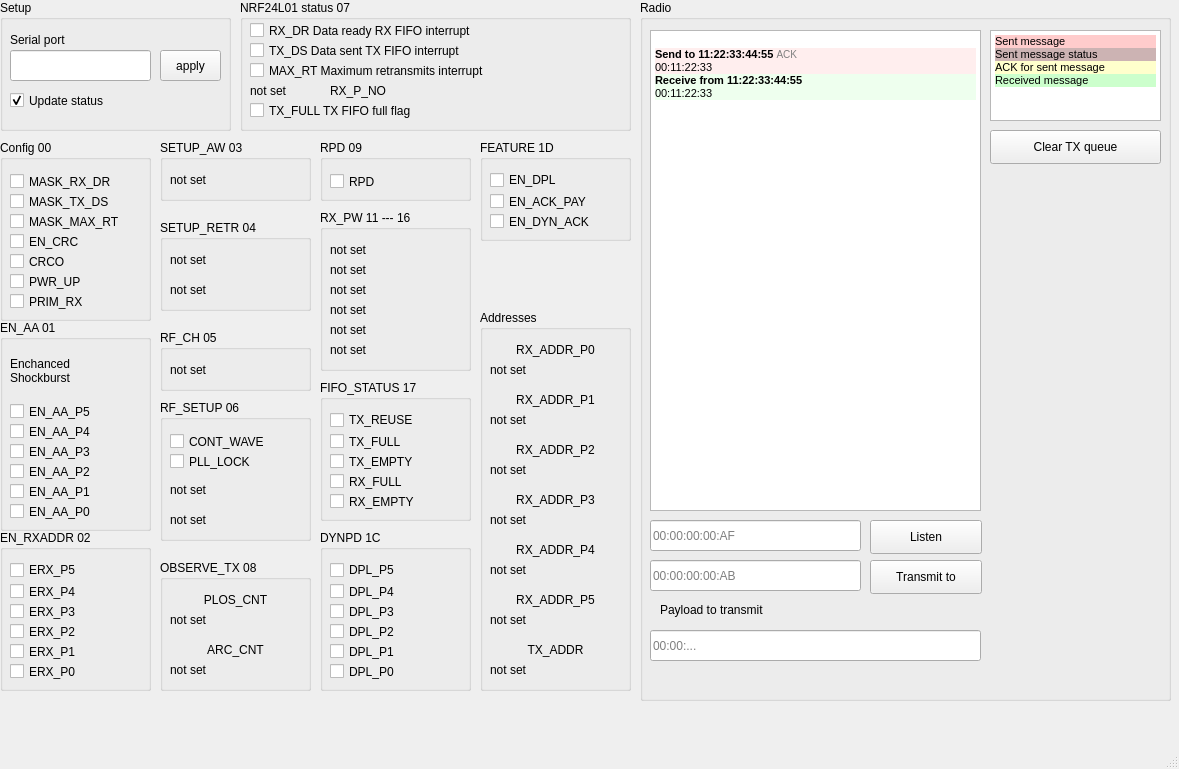
This is sw/serial-debugger/mainwindow.ui in JSkrat/kagami-house-usb2nrf as Qt 5 draws it before an edit. The edited form follows.
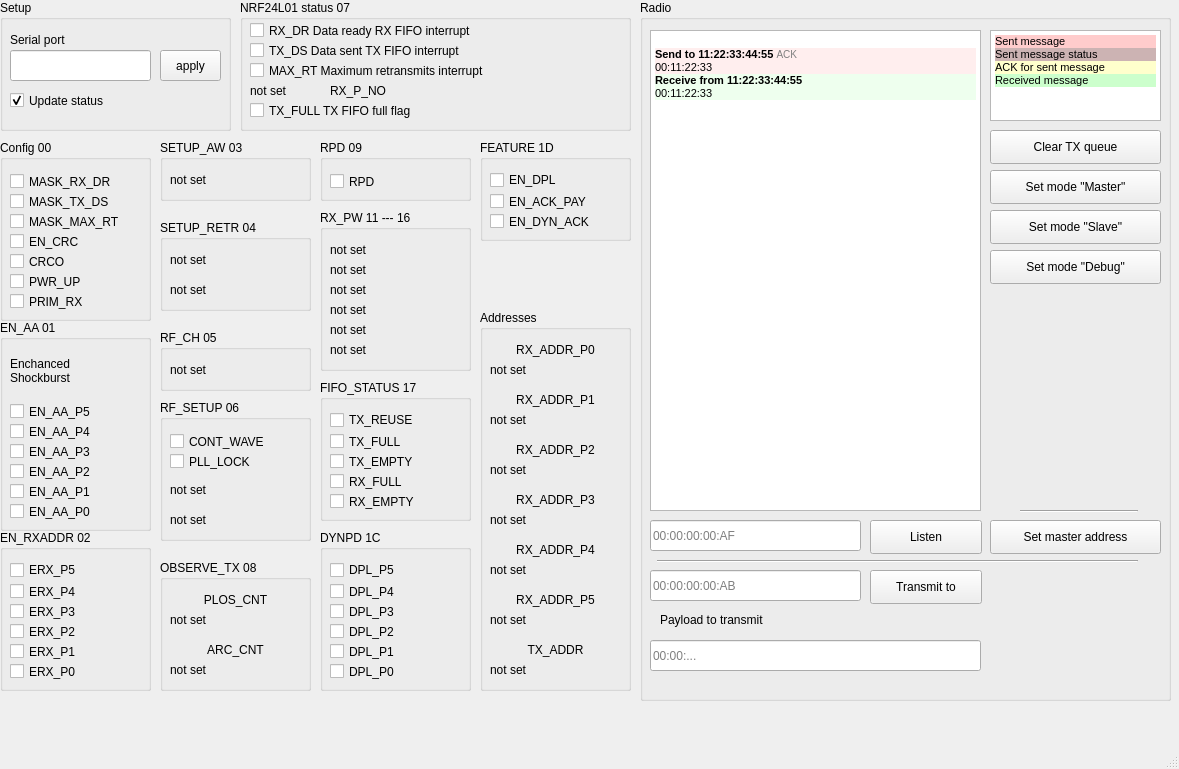
This is the edited form.

Commit message: sw: optimizations, add command to switch modem mode

The edit to the form file:
```diff
--- a/sw/serial-debugger/mainwindow.ui
+++ b/sw/serial-debugger/mainwindow.ui
@@ -1544,7 +1544,7 @@
      <property name="geometry">
       <rect>
        <x>10</x>
-       <y>560</y>
+       <y>570</y>
        <width>211</width>
        <height>31</height>
       </rect>
@@ -1557,7 +1557,7 @@
      <property name="geometry">
       <rect>
        <x>230</x>
-       <y>560</y>
+       <y>570</y>
        <width>112</width>
        <height>34</height>
       </rect>
@@ -1570,7 +1570,7 @@
      <property name="geometry">
       <rect>
        <x>10</x>
-       <y>630</y>
+       <y>640</y>
        <width>331</width>
        <height>31</height>
       </rect>
@@ -1583,7 +1583,7 @@
      <property name="geometry">
       <rect>
        <x>20</x>
-       <y>600</y>
+       <y>610</y>
        <width>141</width>
        <height>19</height>
       </rect>
@@ -1605,6 +1605,84 @@
       <string>Clear TX queue</string>
      </property>
     </widget>
+    <widget class="QPushButton" name="pushButton_5">
+     <property name="geometry">
+      <rect>
+       <x>350</x>
+       <y>170</y>
+       <width>171</width>
+       <height>34</height>
+      </rect>
+     </property>
+     <property name="text">
+      <string>Set mode &quot;Master&quot;</string>
+     </property>
+    </widget>
+    <widget class="QPushButton" name="pushButton_6">
+     <property name="geometry">
+      <rect>
+       <x>350</x>
+       <y>210</y>
+       <width>171</width>
+       <height>34</height>
+      </rect>
+     </property>
+     <property name="text">
+      <string>Set mode &quot;Slave&quot;</string>
+     </property>
+    </widget>
+    <widget class="QPushButton" name="pushButton_7">
+     <property name="geometry">
+      <rect>
+       <x>350</x>
+       <y>250</y>
+       <width>171</width>
+       <height>34</height>
+      </rect>
+     </property>
+     <property name="text">
+      <string>Set mode &quot;Debug&quot;</string>
+     </property>
+    </widget>
+    <widget class="QPushButton" name="pushButton_8">
+     <property name="geometry">
+      <rect>
+       <x>350</x>
+       <y>520</y>
+       <width>171</width>
+       <height>34</height>
+      </rect>
+     </property>
+     <property name="text">
+      <string>Set master address</string>
+     </property>
+    </widget>
+    <widget class="Line" name="line">
+     <property name="geometry">
+      <rect>
+       <x>380</x>
+       <y>510</y>
+       <width>118</width>
+       <height>3</height>
+      </rect>
+     </property>
+     <property name="orientation">
+      <enum>Qt::Horizontal</enum>
+     </property>
+    </widget>
+    <widget class="Line" name="line_2">
+     <property name="geometry">
+      <rect>
+       <x>17</x>
+       <y>560</y>
+       <width>481</width>
+       <height>3</height>
+      </rect>
+     </property>
+     <property name="orientation">
+      <enum>Qt::Horizontal</enum>
+     </property>
+    </widget>
    </widget>
   </widget>
   <widget class="QMenuBar" name="menubar">
```
Left out of the diff: 21 changed lines with no effect on the pictures. The commit also changes 2 other files.
